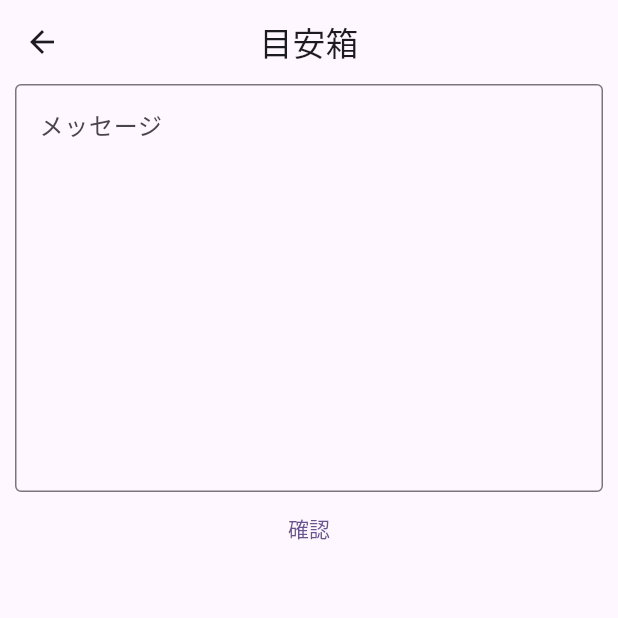
After one commit to Yuzucchi-cist/cist-keion-app, a Flutter app: the CreateSuggestionPage screen opened by its route, on a phone screen of 412 x 824 dp, the top half of it. The commit adds this screen. Run offline on Flutter 3.47's test engine with Material 2 defaults, Android fonts, the phone set to English and light mode, and no system bars; our stand-ins replace auto_route, firebase_core, flutter_hooks, hooks_riverpod; accounts and stored records are empty; generated files the repository leaves out were written again.

Commit message:
#16 [add] メッセージ作成画面作成

```diff
--- a/lib/core/router/app_router.dart
+++ b/lib/core/router/app_router.dart
@@ -8,6 +8,7 @@ import '../../feature/reservation/presentation/pages/choose_reserve_table_page.d
 import '../../feature/reservation/presentation/pages/confirm_reservation_page.dart';
 import '../../feature/reservation/presentation/pages/make_reservation_detail_page.dart';
 import '../../feature/reservation/presentation/pages/reservation_complete_page.dart';
+import '../../feature/suggestion/presentation/pages/create_suggestion_page.dart';
 
 part 'app_router.gr.dart';
 
@@ -26,5 +27,6 @@ class AppRouter extends _$AppRouter {
             path: '/confirm_reservation', page: ConfirmReservationRoute.page),
         AutoRoute(
             path: '/reservation_complete', page: ReservationCompleteRoute.page),
+        AutoRoute(path: '/suggest', page: CreateSuggestionRoute.page),
       ];
 }
--- /dev/null
+++ b/lib/feature/suggestion/presentation/pages/create_suggestion_page.dart
@@ -0,0 +1,46 @@
+import 'package:auto_route/annotations.dart';
+import 'package:flutter/material.dart';
+import 'package:flutter_hooks/flutter_hooks.dart';
+import 'package:hooks_riverpod/hooks_riverpod.dart';
+
+@RoutePage()
+class CreateSuggestionPage extends HookConsumerWidget {
+  const CreateSuggestionPage({super.key});
+  @override
+  Widget build(BuildContext context, WidgetRef ref) {
+    // TODO(yuzucchi): 認証を追加
+    final messageController = useState(TextEditingController());
+    return Scaffold(
+      appBar: AppBar(
+        title: const Text('目安箱'),
+        centerTitle: true,
+      ),
+      body: Form(
+        child: Column(
+          children: [
+            Container(
+              padding: const EdgeInsets.only(left: 10, right: 10),
+              child: TextFormField(
+                controller: messageController.value,
+                keyboardType: TextInputType.multiline,
+                maxLines: 10,
+                decoration: const InputDecoration(
+                  alignLabelWithHint: true,
+                  labelText: 'メッセージ',
+                  border: OutlineInputBorder(),
+                ),
+              ),
+            ),
+            TextButton(
+              onPressed: () {},
+              child: Text(
+                '確認',
+                style: const TextTheme().bodyLarge,
+              ),
+            ),
+          ],
+        ),
+      ),
+    );
+  }
+}
```
